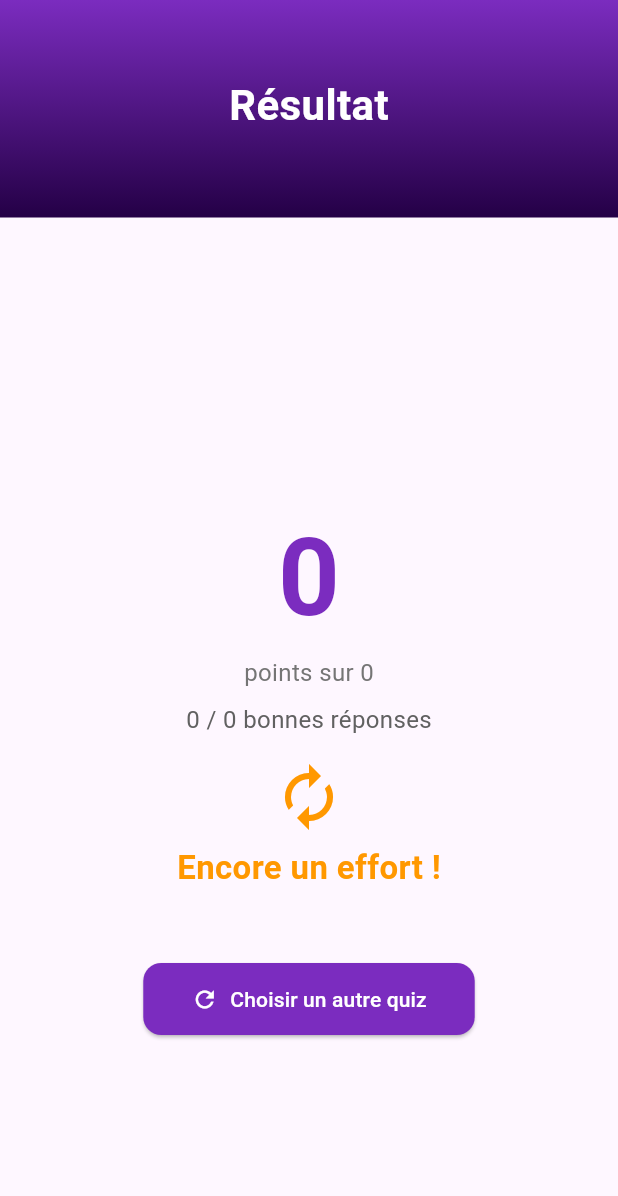
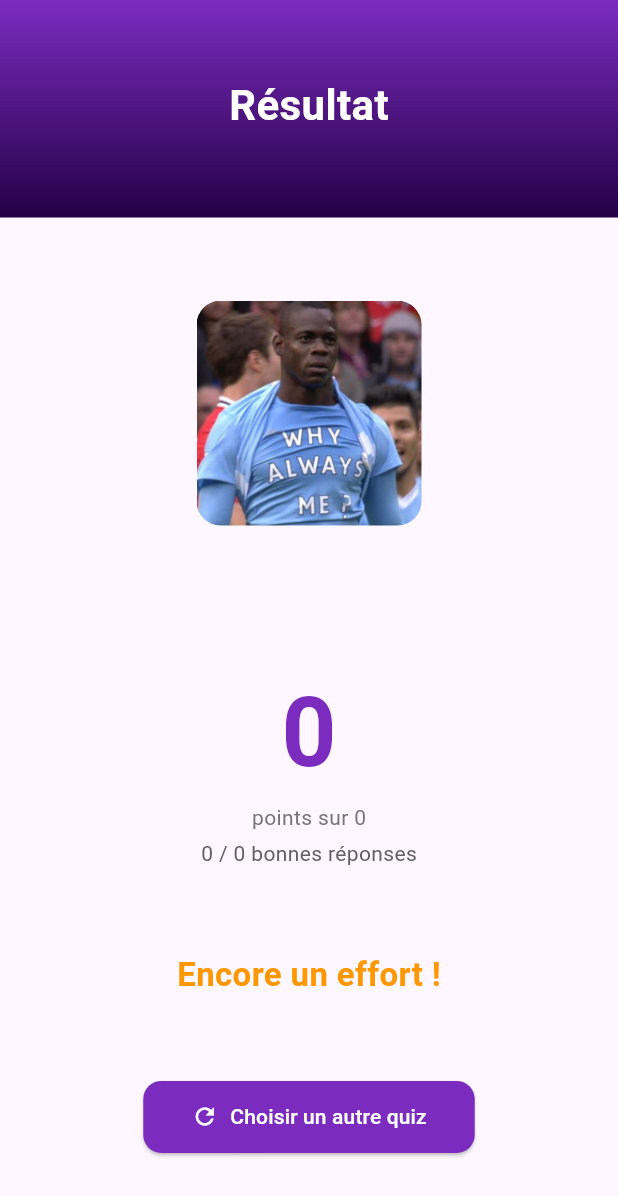
Before and after one commit to ahmed-errebache/Flutter_cinema, a Flutter app: the QuizScoreView screen opened directly with empty values, on a phone screen of 412 x 824 dp. Shown: the top 1196 px of the screen. Run offline on Flutter 3.47's test engine with Material 3 defaults, Android fonts, the phone set to English and light mode, and no system bars; our stand-ins replace dio, flutter_map, flutter_svg, geolocator, latlong2, shared_preferences; missing offline and left inert: custom_cached_image, flutter_map_marker_cluster; accounts and stored records are empty; statements that could not run were skipped.

Commit message:
Final MVP

```diff
--- a/lib/view/quiz_score_view.dart
+++ b/lib/view/quiz_score_view.dart
@@ -25,20 +25,55 @@ class QuizScoreView extends StatefulWidget {
   State<QuizScoreView> createState() => _QuizScoreViewState();
 }
 
-class _QuizScoreViewState extends State<QuizScoreView> {
+class _QuizScoreViewState extends State<QuizScoreView> with TickerProviderStateMixin {
   final _progressService = QuizProgressService();
+
+  late AnimationController _memeController;
+  late AnimationController _scoreController;
+  late Animation<double> _memeAnimation;
+  late Animation<int> _scoreAnimation;
 
   @override
   void initState() {
     super.initState();
     _progressService.saveScore(widget.quiz.quiz_id, widget.score);
+
+    // Animation zoom élastique : part de 0, pop à 1.0 avec rebond
+    _memeController = AnimationController(
+      vsync: this,
+      duration: Duration(milliseconds: 900),
+    );
+    _memeAnimation = Tween<double>(begin: 0.0, end: 1.0).animate(
+      CurvedAnimation(parent: _memeController, curve: ElasticOutCurve(0.6)),
+    );
+
+    // Score qui s'incrémente de 0 jusqu'au score final
+    _scoreController = AnimationController(
+      vsync: this,
+      duration: Duration(milliseconds: 1500),
+    );
+    _scoreAnimation = IntTween(begin: 0, end: widget.score).animate(
+      CurvedAnimation(parent: _scoreController, curve: Curves.easeOut),
+    );
+
+    _memeController.forward();
+    Future.delayed(Duration(milliseconds: 300), () {
+      if (mounted) _scoreController.forward();
+    });
   }
 
-  IconData get _mentionIcon {
+  @override
+  void dispose() {
+    _memeController.dispose();
+    _scoreController.dispose();
+    super.dispose();
+  }
+
+  String get _memeAsset {
     final ratio = widget.score / widget.scoreMax;
-    if (ratio >= 0.8) return Icons.emoji_events;
-    if (ratio >= 0.5) return Icons.thumb_up;
-    return Icons.autorenew;
+    if (ratio >= 0.8) return 'assets/images/meme_excellent.jpg';
+    if (ratio >= 0.5) return 'assets/images/meme_bien.jpg';
+    return 'assets/images/meme_effort.jpg';
   }
 
   String get _mentionTexte {
@@ -85,40 +120,71 @@ class _QuizScoreViewState extends State<QuizScoreView> {
             ),
           ),
           Expanded(
-            child: Center(
             child: Column(
-                mainAxisAlignment: MainAxisAlignment.center,
+              mainAxisAlignment: MainAxisAlignment.spaceEvenly,
+              children: [
+                // Mème avec animation zoom pop élastique
+                AnimatedBuilder(
+                  animation: _memeAnimation,
+                  builder: (context, child) {
+                    return Transform.scale(
+                      scale: _memeAnimation.value,
+                      child: child,
+                    );
+                  },
+                  child: ClipRRect(
+                    borderRadius: BorderRadius.circular(16),
+                    child: Image.asset(
+                      _memeAsset,
+                      width: 150,
+                      height: 150,
+                      fit: BoxFit.cover,
+                    ),
+                  ),
+                ),
+
+                Column(
                   children: [
                     Text(
                       widget.nomJoueur,
-                    style: TextStyle(fontSize: 22, fontWeight: FontWeight.w600),
+                      style: TextStyle(fontSize: 20, fontWeight: FontWeight.w600),
                     ),
-                  SizedBox(height: 24),
-                  Text(
-                    '${widget.score}',
+                    SizedBox(height: 8),
+                    // Score qui s'incrémente
+                    AnimatedBuilder(
+                      animation: _scoreAnimation,
+                      builder: (context, _) {
+                        return Text(
+                          '${_scoreAnimation.value}',
                           style: TextStyle(
-                      fontSize: 72,
+                            fontSize: 64,
                             fontWeight: FontWeight.bold,
                             color: Color(0xFF7B2CBF),
                           ),
+                        );
+                      },
                     ),
                     Text(
                       'points sur ${widget.scoreMax}',
-                    style: TextStyle(fontSize: 16, color: Colors.grey[600]),
+                      style: TextStyle(fontSize: 14, color: Colors.grey[600]),
                     ),
-                  SizedBox(height: 8),
+                    SizedBox(height: 4),
                     Text(
                       '${widget.nbBonnes} / ${widget.total} bonnes réponses',
-                    style: TextStyle(fontSize: 16, color: Colors.grey[700]),
+                      style: TextStyle(fontSize: 14, color: Colors.grey[700]),
                     ),
-                  SizedBox(height: 16),
-                  Icon(_mentionIcon, size: 48, color: _mentionColor),
-                  SizedBox(height: 8),
+                  ],
+                ),
+
                 Text(
                   _mentionTexte,
-                    style: TextStyle(fontSize: 22, fontWeight: FontWeight.w600, color: _mentionColor),
+                  style: TextStyle(
+                    fontSize: 22,
+                    fontWeight: FontWeight.bold,
+                    color: _mentionColor,
                   ),
-                  SizedBox(height: 48),
+                ),
+
                 ElevatedButton.icon(
                   onPressed: () => Navigator.pushAndRemoveUntil(
                     context,
@@ -139,7 +205,6 @@ class _QuizScoreViewState extends State<QuizScoreView> {
               ],
             ),
           ),
-          ),
         ],
       ),
     );
--- a/pubspec.yaml
+++ b/pubspec.yaml
@@ -30,3 +30,6 @@ flutter:
   assets:
     - assets/images/profile.jpg
     - assets/images/cinema.svg
+    - assets/images/meme_excellent.jpg
+    - assets/images/meme_bien.jpg
+    - assets/images/meme_effort.jpg
```
Also changed, not shown: assets/images/meme_bien.jpg (added), assets/images/meme_effort.jpg (added), assets/images/meme_excellent.jpg (added). Lines whose indentation alone changed are shown as unchanged.
